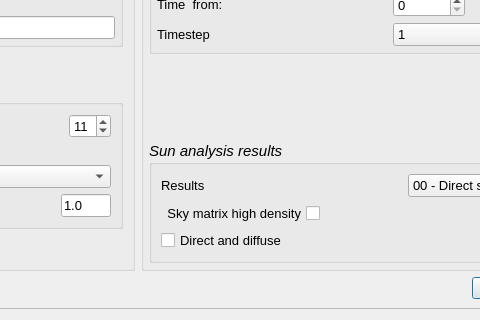
Francisco-Rosa/Solar, file freecad/Solar/SunAnalysis.ui: the form before one commit; both pictures show x 241 to 721 and y 330 to 650 of the 900 by 650 pixel window.
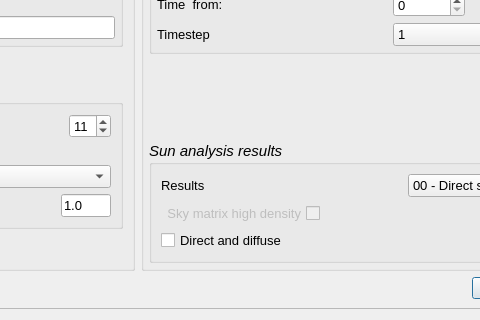
The form after the commit.

```diff
--- a/freecad/Solar/SunAnalysis.ui
+++ b/freecad/Solar/SunAnalysis.ui
@@ -33,8 +33,8 @@
        <rect>
         <x>0</x>
         <y>0</y>
-        <width>924</width>
-        <height>648</height>
+        <width>880</width>
+        <height>630</height>
        </rect>
       </property>
       <layout class="QGridLayout" name="gridLayout">
@@ -1599,6 +1599,9 @@
                     <layout class="QHBoxLayout" name="horizontalLayout_6">
                      <item>
                       <widget class="QCheckBox" name="checkBox_sky_matrix_high_density">
+                       <property name="enabled">
+                        <bool>false</bool>
+                       </property>
                        <property name="font">
                         <font>
                          <pointsize>10</pointsize>
```
Left out of the diff: 3 changed lines with no effect on the pictures.
